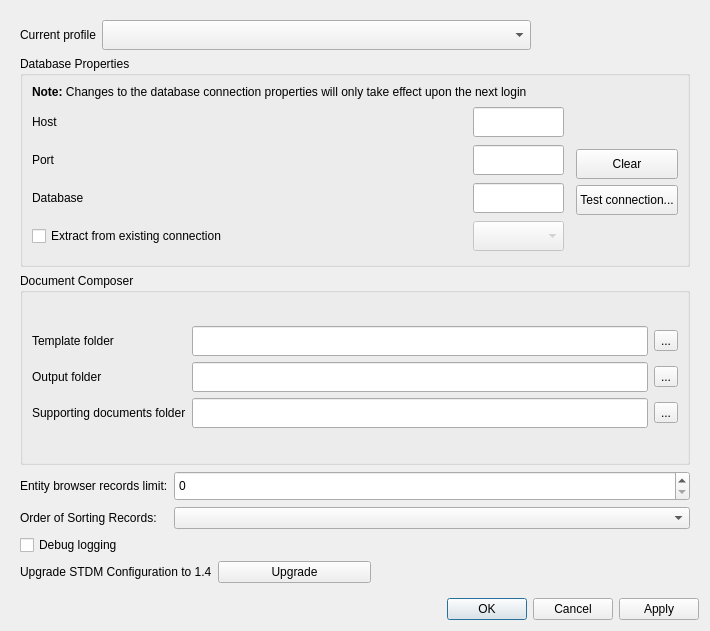
First picture: the form in stdm/ui/ui_options.ui, repository gltn/stdm, before the edit.
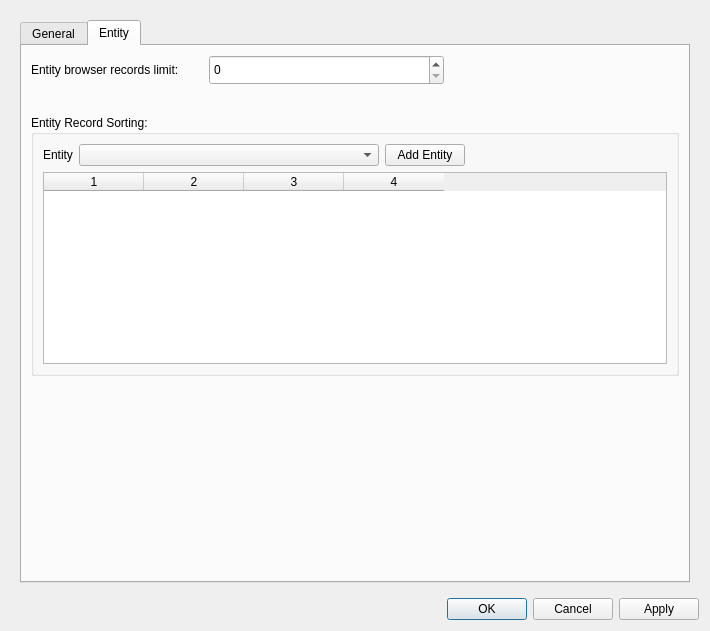
Second picture: the form after the edit.

Diff of the .ui file:
```diff
--- a/stdm/ui/ui_options.ui
+++ b/stdm/ui/ui_options.ui
@@ -44,7 +44,47 @@
        </rect>
       </property>
       <layout class="QGridLayout" name="gridLayout_5">
-       <item row="3" column="0" colspan="4">
+       <item row="0" column="0">
+        <widget class="QTabWidget" name="tabWidget">
+         <property name="currentIndex">
+          <number>1</number>
+         </property>
+         <widget class="QWidget" name="tabGeneral">
+          <attribute name="title">
+           <string>General</string>
+          </attribute>
+          <layout class="QVBoxLayout" name="verticalLayout_3">
+           <property name="spacing">
+            <number>15</number>
+           </property>
+           <item>
+            <layout class="QGridLayout" name="gridLayout_7" rowstretch="0">
+             <item row="0" column="0">
+              <widget class="QLabel" name="label">
+               <property name="text">
+                <string>Current profile</string>
+               </property>
+              </widget>
+             </item>
+             <item row="0" column="1">
+              <widget class="QComboBox" name="cbo_profiles">
+               <property name="sizePolicy">
+                <sizepolicy hsizetype="Expanding" vsizetype="Fixed">
+                 <horstretch>0</horstretch>
+                 <verstretch>0</verstretch>
+                </sizepolicy>
+               </property>
+               <property name="minimumSize">
+                <size>
+                 <width>0</width>
+                 <height>30</height>
+                </size>
+               </property>
+              </widget>
+             </item>
+            </layout>
+           </item>
+           <item>
         <widget class="QGroupBox" name="groupBox">
          <property name="title">
           <string>Database Properties</string>
@@ -77,7 +117,7 @@
               <number>0</number>
              </property>
              <item row="0" column="0" rowspan="4">
-              <layout class="QGridLayout" name="gridLayout">
+                  <layout class="QGridLayout" name="gridLayout" rowstretch="0,0,0,0" columnstretch="0,0">
                <property name="rightMargin">
                 <number>6</number>
                </property>
@@ -142,6 +182,12 @@
                </item>
                <item row="3" column="0">
                 <widget class="QCheckBox" name="chk_pg_connections">
+                     <property name="maximumSize">
+                      <size>
+                       <width>200</width>
+                       <height>16777215</height>
+                      </size>
+                     </property>
                  <property name="text">
                   <string>Extract from existing connection                                                                        </string>
                  </property>
@@ -170,6 +216,58 @@
                  </property>
                 </widget>
                </item>
+                   <item row="3" column="1">
+                    <widget class="QComboBox" name="cbo_pg_connections">
+                     <property name="enabled">
+                      <bool>false</bool>
+                     </property>
+                     <property name="minimumSize">
+                      <size>
+                       <width>0</width>
+                       <height>30</height>
+                      </size>
+                     </property>
+                    </widget>
+                   </item>
+                   <item row="0" column="0">
+                    <widget class="QLabel" name="label_2">
+                     <property name="minimumSize">
+                      <size>
+                       <width>70</width>
+                       <height>0</height>
+                      </size>
+                     </property>
+                     <property name="text">
+                      <string>Host</string>
+                     </property>
+                    </widget>
+                   </item>
+                   <item row="1" column="0">
+                    <widget class="QLabel" name="label_3">
+                     <property name="maximumSize">
+                      <size>
+                       <width>100</width>
+                       <height>16777215</height>
+                      </size>
+                     </property>
+                     <property name="text">
+                      <string>Port</string>
+                     </property>
+                    </widget>
+                   </item>
+                   <item row="0" column="1">
+                    <widget class="QLineEdit" name="txtHost">
+                     <property name="minimumSize">
+                      <size>
+                       <width>0</width>
+                       <height>30</height>
+                      </size>
+                     </property>
+                     <property name="maxLength">
+                      <number>200</number>
+                     </property>
+                    </widget>
+                   </item>
               </layout>
              </item>
              <item row="0" column="1">
@@ -236,104 +334,7 @@
          </layout>
         </widget>
        </item>
-       <item row="0" column="0" colspan="3">
-        <layout class="QGridLayout" name="gridLayout_7" rowstretch="0">
-         <item row="0" column="0">
-          <widget class="QLabel" name="label">
-           <property name="text">
-            <string>Current profile</string>
-           </property>
-          </widget>
-         </item>
-         <item row="0" column="1">
-          <widget class="QComboBox" name="cbo_profiles">
-           <property name="sizePolicy">
-            <sizepolicy hsizetype="Expanding" vsizetype="Fixed">
-             <horstretch>0</horstretch>
-             <verstretch>0</verstretch>
-            </sizepolicy>
-           </property>
-           <property name="minimumSize">
-            <size>
-             <width>0</width>
-             <height>30</height>
-            </size>
-           </property>
-          </widget>
-         </item>
-        </layout>
-       </item>
-       <item row="6" column="0" colspan="4">
-        <layout class="QGridLayout" name="gridLayout_6">
-         <item row="0" column="0">
-          <widget class="QLabel" name="label_10">
-           <property name="text">
-            <string>Entity browser records limit:</string>
-           </property>
-          </widget>
-         </item>
-         <item row="1" column="0">
-          <widget class="QLabel" name="label_11">
-           <property name="text">
-            <string>Order of Sorting Records:</string>
-           </property>
-          </widget>
-         </item>
-         <item row="1" column="1">
-          <widget class="QComboBox" name="cbSortOrder"/>
-         </item>
-         <item row="0" column="1">
-          <widget class="QSpinBox" name="edtEntityRecords">
-           <property name="sizePolicy">
-            <sizepolicy hsizetype="Minimum" vsizetype="Fixed">
-             <horstretch>1</horstretch>
-             <verstretch>0</verstretch>
-            </sizepolicy>
-           </property>
-           <property name="minimumSize">
-            <size>
-             <width>0</width>
-             <height>30</height>
-            </size>
-           </property>
-           <property name="maximum">
-            <number>100000</number>
-           </property>
-           <property name="singleStep">
-            <number>10</number>
-           </property>
-          </widget>
-         </item>
-        </layout>
-       </item>
-       <item row="8" column="0">
-        <widget class="QCheckBox" name="chk_logging">
-         <property name="text">
-          <string>Debug logging</string>
-         </property>
-        </widget>
-       </item>
-       <item row="9" column="0">
-        <widget class="QLabel" name="label_9">
-         <property name="minimumSize">
-          <size>
-           <width>0</width>
-           <height>0</height>
-          </size>
-         </property>
-         <property name="text">
-          <string>Upgrade STDM Configuration to 1.4</string>
-         </property>
-        </widget>
-       </item>
-       <item row="9" column="1">
-        <widget class="QPushButton" name="upgradeButton">
-         <property name="text">
-          <string>Upgrade</string>
-         </property>
-        </widget>
-       </item>
-       <item row="5" column="0" colspan="4">
+           <item>
         <widget class="QGroupBox" name="groupBox_3">
          <property name="sizePolicy">
           <sizepolicy hsizetype="Preferred" vsizetype="Fixed">
@@ -473,6 +474,179 @@
            </layout>
           </item>
          </layout>
+            </widget>
+           </item>
+           <item>
+            <widget class="QCheckBox" name="chk_logging">
+             <property name="text">
+              <string>Debug logging</string>
+             </property>
+            </widget>
+           </item>
+           <item>
+            <spacer name="verticalSpacer_5">
+             <property name="orientation">
+              <enum>Qt::Vertical</enum>
+             </property>
+             <property name="sizeHint" stdset="0">
+              <size>
+               <width>20</width>
+               <height>40</height>
+              </size>
+             </property>
+            </spacer>
+           </item>
+          </layout>
+         </widget>
+         <widget class="QWidget" name="tabEntity">
+          <attribute name="title">
+           <string>Entity</string>
+          </attribute>
+          <layout class="QVBoxLayout" name="verticalLayout_5">
+           <property name="spacing">
+            <number>30</number>
+           </property>
+           <item>
+            <layout class="QGridLayout" name="gridLayout_6" columnstretch="0,0,1">
+             <item row="0" column="0">
+              <widget class="QLabel" name="label_10">
+               <property name="text">
+                <string>Entity browser records limit:</string>
+               </property>
+              </widget>
+             </item>
+             <item row="0" column="1">
+              <widget class="QSpinBox" name="edtEntityRecords">
+               <property name="sizePolicy">
+                <sizepolicy hsizetype="Minimum" vsizetype="Fixed">
+                 <horstretch>1</horstretch>
+                 <verstretch>0</verstretch>
+                </sizepolicy>
+               </property>
+               <property name="minimumSize">
+                <size>
+                 <width>0</width>
+                 <height>30</height>
+                </size>
+               </property>
+               <property name="maximum">
+                <number>100000</number>
+               </property>
+               <property name="singleStep">
+                <number>10</number>
+               </property>
+              </widget>
+             </item>
+             <item row="0" column="2">
+              <spacer name="horizontalSpacer_2">
+               <property name="orientation">
+                <enum>Qt::Horizontal</enum>
+               </property>
+               <property name="sizeHint" stdset="0">
+                <size>
+                 <width>40</width>
+                 <height>20</height>
+                </size>
+               </property>
+              </spacer>
+             </item>
+            </layout>
+           </item>
+           <item>
+            <widget class="QGroupBox" name="groupBox_2">
+             <property name="title">
+              <string>Entity Record Sorting: </string>
+             </property>
+             <layout class="QHBoxLayout" name="horizontalLayout_2">
+              <item>
+               <layout class="QVBoxLayout" name="verticalLayout_6">
+                <item>
+                 <layout class="QHBoxLayout" name="horizontalLayout" stretch="0,1,0,0">
+                  <item>
+                   <widget class="QLabel" name="label_9">
+                    <property name="maximumSize">
+                     <size>
+                      <width>30</width>
+                      <height>16777215</height>
+                     </size>
+                    </property>
+                    <property name="text">
+                     <string>Entity:</string>
+                    </property>
+                   </widget>
+                  </item>
+                  <item>
+                   <widget class="QComboBox" name="cbEntities">
+                    <property name="maximumSize">
+                     <size>
+                      <width>300</width>
+                      <height>16777215</height>
+                     </size>
+                    </property>
+                   </widget>
+                  </item>
+                  <item>
+                   <widget class="QPushButton" name="btnAdd">
+                    <property name="maximumSize">
+                     <size>
+                      <width>100</width>
+                      <height>16777215</height>
+                     </size>
+                    </property>
+                    <property name="text">
+                     <string>Add Entity</string>
+                    </property>
+                   </widget>
+                  </item>
+                  <item>
+                   <spacer name="horizontalSpacer">
+                    <property name="orientation">
+                     <enum>Qt::Horizontal</enum>
+                    </property>
+                    <property name="sizeHint" stdset="0">
+                     <size>
+                      <width>40</width>
+                      <height>20</height>
+                     </size>
+                    </property>
+                   </spacer>
+                  </item>
+                 </layout>
+                </item>
+                <item>
+                 <widget class="QTableWidget" name="twSorting">
+                  <property name="showGrid">
+                   <bool>true</bool>
+                  </property>
+                  <property name="columnCount">
+                   <number>4</number>
+                  </property>
+                  <column/>
+                  <column/>
+                  <column/>
+                  <column/>
+                 </widget>
+                </item>
+               </layout>
+              </item>
+             </layout>
+            </widget>
+           </item>
+           <item>
+            <spacer name="verticalSpacer_3">
+             <property name="orientation">
+              <enum>Qt::Vertical</enum>
+             </property>
+             <property name="sizeHint" stdset="0">
+              <size>
+               <width>20</width>
+               <height>161</height>
+              </size>
+             </property>
+            </spacer>
+           </item>
+          </layout>
+         </widget>
         </widget>
        </item>
       </layout>
```
Left out of the diff: 72 changed lines with no effect on the pictures. Lines whose indentation alone changed are shown as unchanged.
